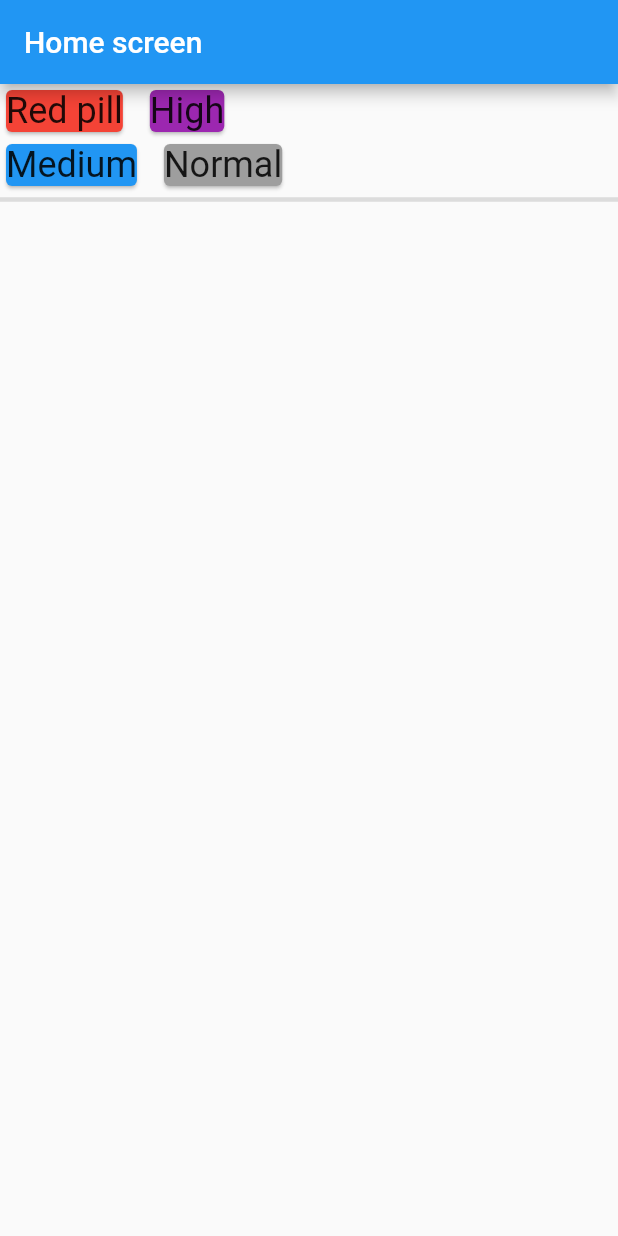
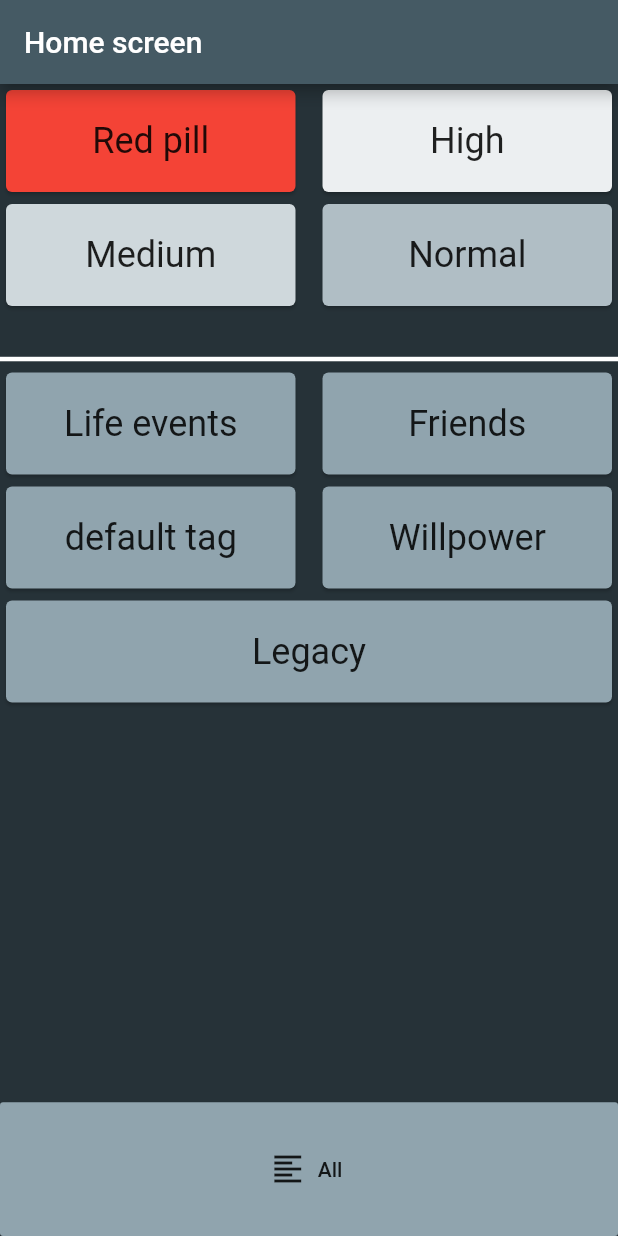
Before and after one commit to pzet123/writings, a Flutter app: the screen it shows after launch, on a phone screen of 412 x 824 dp. Run offline on Flutter 3.47's test engine with Material 2 defaults, Android fonts, the phone set to English and light mode, and no system bars.

Commit message:
Added tag folders and changed colours

```diff
--- a/lib/Writing.dart
+++ b/lib/Writing.dart
@@ -1,3 +1,5 @@
+
+import 'dart:collection';
 
 class Writing{
   String _title;
@@ -5,9 +7,9 @@ class Writing{
   String _text;
   DateTime _dateOfWriting;
   String _importance;
-  List<String> _tags;
+  Set _tags;
 
-  Writing(String title, String description, String text, DateTime dateOfWriting, String importance, tags){
+  Writing(String title, String description, String text, DateTime dateOfWriting, String importance, Set tags){
     this._title = title;
     this._description = description;
     this._text = text;
@@ -26,6 +28,8 @@ class Writing{
 
   String get description => _description;
 
+  Set get tags => _tags;
+
 
 
 
--- a/lib/homeScreen.dart
+++ b/lib/homeScreen.dart
@@ -1,45 +1,81 @@
+
+import 'dart:collection';
 
 import 'package:flutter/material.dart';
+import 'package:flutter/rendering.dart';
 import 'package:writings/Writing.dart';
 
 const String highestImportance = "Red pill";
 const String highImportance = "High";
 const String mediumImportance = "Medium";
 const String lowImportance = "Normal";
-const List folderImportanceAttributes = [[highestImportance, Colors.red], [highImportance, Colors.purple], [mediumImportance, Colors.blue], [lowImportance, Colors.grey]];
+const List folderImportanceAttributes = [[highestImportance, Colors.red], [highImportance, Color.fromARGB(255, 236, 239, 241)], [mediumImportance, Color.fromARGB(255, 207, 216, 220)], [lowImportance, Color.fromARGB(255, 176, 190, 197)]];
 
-List<Writing> writings = [Writing("Beaver mentality", "A reflection on the mindset of the beaver", "The beaver is a hard worker, determined to build their dam.", DateTime.now(), highImportance, ["default tag"]),
-  Writing("Beaver mentality", "A reflection on the mindset of the beaver", "The beaver is a hard worker, determined to build their dam.\n\n\n\n\n\n\n\n\n\n\n\n\n\n\n\n\n\n\n\n\n\n\n\n\n\n\n\n\n\n\n\n\n\n\n\n\n Yeah", DateTime.now(), highestImportance, ["default tag"]),
-  Writing("Beaver mentality", "A reflection on the mindset of the beaver", "The beaver is a hard worker, determined to build their dam.", DateTime.now(), mediumImportance, ["default tag"]),
-  Writing("Beaver mentality", "A reflection on the mindset of the beaver", "The beaver is a hard worker, determined to build their dam.", DateTime.now(), mediumImportance, ["default tag"]),
-  Writing("Beaver mentality", "A reflection on the mindset of the beaver", "The beaver is a hard worker, determined to build their dam.", DateTime.now(), mediumImportance, ["default tag"]),
-  Writing("Beaver mentality", "A reflection on the mindset of the beaver", "The beaver is a hard worker, determined to build their dam.", DateTime.now(), mediumImportance, ["default tag"]),
-  Writing("Beaver mentality", "A reflection on the mindset of the beaver", "The beaver is a hard worker, determined to build their dam.", DateTime.now(), lowImportance, ["default tag"]),
-  Writing("Beaver mentality", "A reflection on the mindset of the beaver", "The beaver is a hard worker, determined to build their dam.", DateTime.now(), mediumImportance, ["default tag"]),
-  Writing("Beaver mentality", "A reflection on the mindset of the beaver", "The beaver is a hard worker, determined to build their dam.", DateTime.now(), mediumImportance, ["default tag"]),
-  Writing("Beaver mentality", "A reflection on the mindset of the beaver", "The beaver is a hard worker, determined to build their dam.", DateTime.now(), mediumImportance, ["default tag"]),
-  Writing("Beaver mentality", "A reflection on the mindset of the beaver", "The beaver is a hard worker, determined to build their dam.", DateTime.now(), highImportance, ["default tag"]),
-  Writing("Beaver mentality", "A reflection on the mindset of the beaver", "The beaver is a hard worker, determined to build their dam.", DateTime.now(), highestImportance, ["default tag"]),
-  Writing("Beaver mentality", "A reflection on the mindset of the beaver", "The beaver is a hard worker, determined to build their dam.", DateTime.now(), highImportance, ["default tag"])];
+List<Writing> writings = [Writing("Beaver mentality", "A reflection on the mindset of the beaver", "The beaver is a hard worker, determined to build their dam.", DateTime.now(), highImportance, {"default tag"}),
+  Writing("Beaver mentality", "A reflection on the mindset of the beaver", "The beaver is a hard worker, determined to build their dam.\n\n\n\n\n\n\n\n\n\n\n\n\n\n\n\n\n\n\n\n\n\n\n\n\n\n\n\n\n\n\n\n\n\n\n\n\n Yeah", DateTime.now(), highestImportance, {"default tag"}),
+  Writing("Beaver mentality", "A reflection on the mindset of the beaver", "The beaver is a hard worker, determined to build their dam.", DateTime.now(), mediumImportance, {"default tag"}),
+  Writing("Beaver mentality", "A reflection on the mindset of the beaver", "The beaver is a hard worker, determined to build their dam.", DateTime.now(), mediumImportance, {"default tag"}),
+  Writing("Beaver mentality", "A reflection on the mindset of the beaver", "The beaver is a hard worker, determined to build their dam.", DateTime.now(), mediumImportance, {"default tag"}),
+  Writing("Beaver mentality", "A reflection on the mindset of the beaver", "The beaver is a hard worker, determined to build their dam.", DateTime.now(), mediumImportance, {"default tag"}),
+  Writing("Beaver mentality", "A reflection on the mindset of the beaver", "The beaver is a hard worker, determined to build their dam.", DateTime.now(), lowImportance, {"default tag"}),
+  Writing("Beaver mentality", "A reflection on the mindset of the beaver", "The beaver is a hard worker, determined to build their dam.", DateTime.now(), mediumImportance, {"default tag"}),
+  Writing("Beaver mentality", "A reflection on the mindset of the beaver", "The beaver is a hard worker, determined to build their dam.", DateTime.now(), mediumImportance, {"default tag"}),
+  Writing("Beaver mentality", "A reflection on the mindset of the beaver", "The beaver is a hard worker, determined to build their dam.", DateTime.now(), mediumImportance, {"default tag"}),
+  Writing("Beaver mentality", "A reflection on the mindset of the beaver", "The beaver is a hard worker, determined to build their dam.", DateTime.now(), highImportance, {"default tag"}),
+  Writing("Beaver mentality", "A reflection on the mindset of the beaver", "The beaver is a hard worker, determined to build their dam.", DateTime.now(), highestImportance, {"default tag"}),
+  Writing("Beaver mentality", "A reflection on the mindset of the beaver", "The beaver is a hard worker, determined to build their dam.", DateTime.now(), highImportance, {"default tag"})];
+
+
 
 class homeScreen extends StatelessWidget {
 
 
-
-  Map writingImportanceMap = sortWritingsByImportance();
+  HashSet tags;
+  Map writingImportanceMap;
+  Map writingTagMap;
 
   @override
   Widget build(BuildContext context) {
+    tags = getTags();
+    writingImportanceMap = sortWritingsByImportance();
+    writingTagMap = sortWritingsByTag(tags.toList());
     List<Widget> importanceFolders = getImportanceFolders(writingImportanceMap, context);
+    List<Widget> tagFolders = getTagFolders(writingTagMap, context, tags);
     return Scaffold(
       appBar: AppBar(
         title: Text("Home screen"),
+        backgroundColor: Colors.blueGrey[700],
       ),
-      body: Column(
+      body: Container(
+        color: Colors.blueGrey[900],
+        child: Column(
+          crossAxisAlignment: CrossAxisAlignment.stretch,
           children: [
-          getFolderWidget(importanceFolders),
-          Divider(thickness: 3, height: 10,)
+            Expanded(
+              flex: 4,
+                child: getFolderWidget(importanceFolders)),
+            Divider(thickness: 3, height: 10, color: Colors.white,),
+            Expanded(
+              flex: 11,
+              child: ListView(
+                children: [
+                  getFolderWidget(tagFolders)
                 ],
+              ),
+            ),
+            Expanded(
+              flex: 2,
+              child: RaisedButton.icon(
+                  onPressed: () {
+                    Navigator.pushNamed(context, "/writingScreen", arguments: writings);
+                    },
+                  icon: Icon(Icons.format_align_left),
+                  label: Text("All"),
+              color: Colors.blueGrey[300],)
+            )
+
+          ],
+        ),
       ),
     );
   }
@@ -80,15 +116,43 @@ Map sortWritingsByImportance(){
   return writingMap;
 }
 
+Map sortWritingsByTag(List<String> tags){
+  Map writingMap = new Map();
+  List<Writing> writingTemp = writings;
+  for(String tag in tags.toList()){
+    List<Writing> writingTagList = new List();
+    for(Writing writing in writingTemp){
+      if(writing.tags.contains(tag)) {
+        writingTagList.add(writing);
+        //writingTemp.remove(writing);
+      }
+    }
+    writingMap[tag] = writingTagList;
+
+  }
+  return writingMap;
+}
+
+HashSet<String> getTags(){
+  HashSet<String> tags = new HashSet();
+  tags.add("Legacy");
+  tags.add("Willpower");
+  tags.add("Friends");
+  tags.add("Life events");
+  tags.add("default tag");
+  return tags;
+}
+
 Widget getFolderWidget(List<Widget> folderCards){
   List<Widget> folderRows = [];
   for(int i = 0; i < folderCards.length; i += 2){
     folderRows.add(
       Row(
+        mainAxisAlignment: MainAxisAlignment.center,
         children: [
-          folderCards[i],
-          SizedBox(width: 10,),
-          folderCards.length - i > 1 ? folderCards[i+1]:SizedBox(),
+          Expanded(flex: 1, child: folderCards[i]),
+          SizedBox(width: folderCards.length - i > 1 ? 10:0,),
+          folderCards.length - i > 1 ? Expanded(flex: 1, child: folderCards[i+1]):SizedBox(width: 0,),
         ],
       )
     );
@@ -104,9 +168,6 @@ List<Widget> getImportanceFolders(Map writingImportanceMap, BuildContext context
     return GestureDetector(
       child: getFolderCard(importanceAttributes[0], importanceAttributes[1]),
       onTap: () {
-        print(importanceAttributes[0]);
-        print(writingImportanceMap[importanceAttributes[0]]);
-        print("AFTER THE PRINT");
         Navigator.pushNamed(context, "/writingScreen", arguments: writingImportanceMap[importanceAttributes[0]]);
       },
     );
@@ -114,13 +175,30 @@ List<Widget> getImportanceFolders(Map writingImportanceMap, BuildContext context
   return importanceFolderCards;
 }
 
+List<Widget> getTagFolders(Map writingTagMap, BuildContext context, HashSet tags){
+  List<Widget> tagFolderCards = tags.map((tag) {
+    return GestureDetector(
+      child: getFolderCard(tag, Colors.blueGrey[300]),
+      onTap: (){
+        Navigator.pushNamed(context, "/writingScreen", arguments: writingTagMap[tag]);
+      },
+    );
+  }).toList();
+  return tagFolderCards;
+}
+
 Widget getFolderCard(String title, Color color){
   return Card(
     color: color,
+    child: Padding(
+      padding: const EdgeInsets.all(20.0),
+      child: Center(
         child: Text(title,
         style: TextStyle(
           fontSize: 24,
         )),
+      ),
+    ),
   );
 
 }
```
Lines whose indentation alone changed are shown as unchanged.
